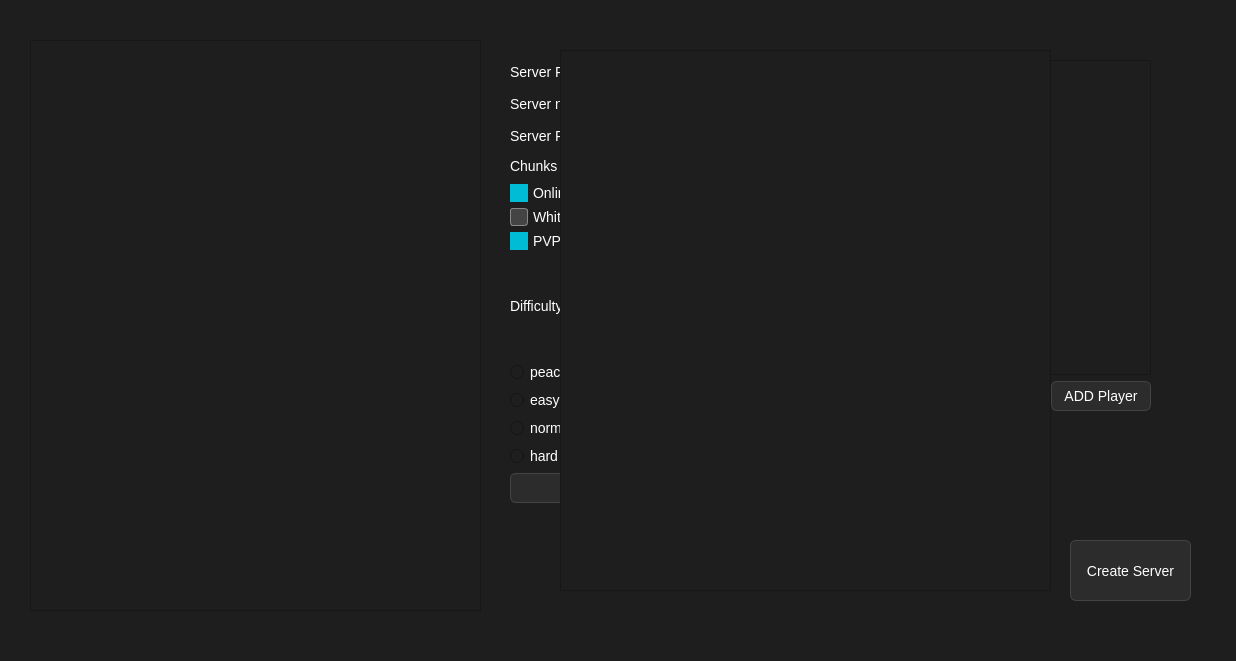
First picture: the form in ui/mainwindow.ui, repository MarcRoviraP/Gestor_Minecraft_Server, before the edit.
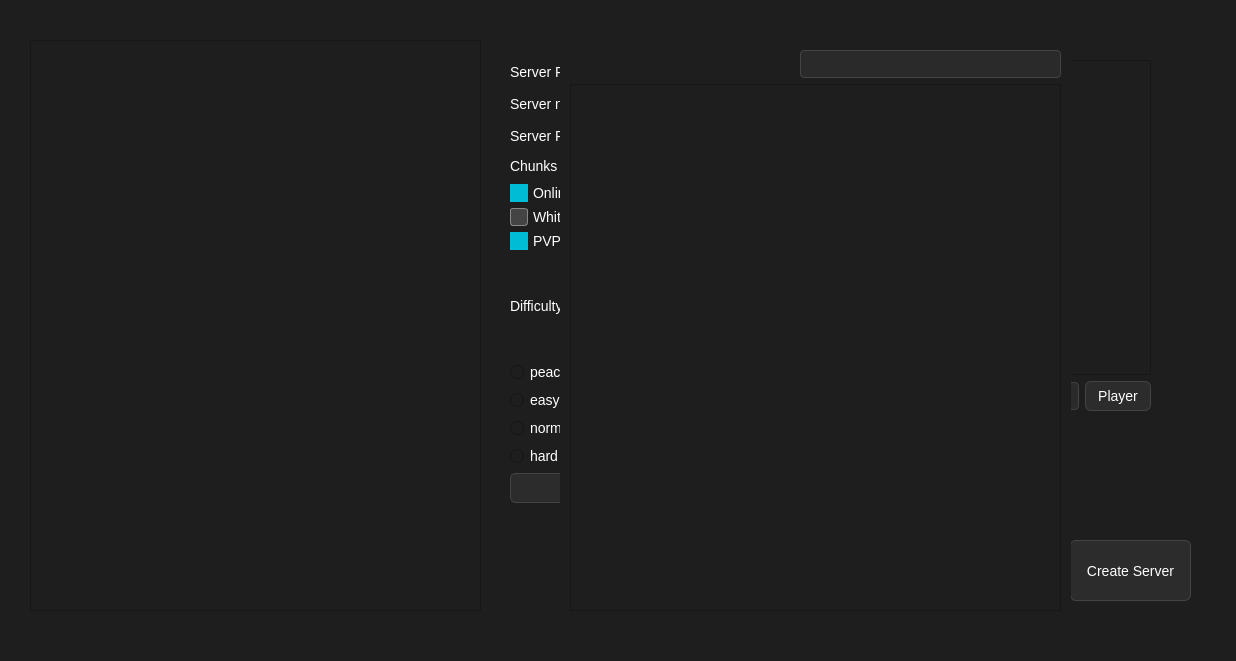
Second picture: the form after the edit. Icons and pictures are not drawn.

Commit message: Refactor IconDownloader to use caching and signals for image loading; update main window to integrate mod management features and improve UI elements.

The edit to the form file:
```diff
--- a/ui/mainwindow.ui
+++ b/ui/mainwindow.ui
@@ -210,7 +210,10 @@
          <item>
           <widget class="QPushButton" name="buttonAddWhiteList">
            <property name="text">
-            <string>ADD Player</string>
+            <string>Player</string>
+           </property>
+           <property name="icon">
+            <iconset theme="QIcon::ThemeIcon::ContactNew"/>
            </property>
           </widget>
          </item>
@@ -472,21 +475,54 @@
      </layout>
     </widget>
    </widget>
-   <widget class="QListWidget" name="modsListWidget">
-    <property name="enabled">
-     <bool>true</bool>
-    </property>
+   <widget class="QWidget" name="modWidget" native="true">
     <property name="geometry">
      <rect>
       <x>560</x>
-      <y>50</y>
-      <width>491</width>
-      <height>541</height>
+      <y>20</y>
+      <width>511</width>
+      <height>671</height>
      </rect>
     </property>
-    <property name="selectionRectVisible">
-     <bool>false</bool>
-    </property>
+    <widget class="QWidget" name="">
+     <property name="geometry">
+      <rect>
+       <x>10</x>
+       <y>30</y>
+       <width>491</width>
+       <height>561</height>
+      </rect>
+     </property>
+     <layout class="QVBoxLayout" name="verticalLayout_6">
+      <item>
+       <layout class="QHBoxLayout" name="horizontalLayout_7">
+        <property name="leftMargin">
+         <number>230</number>
+        </property>
+        <item>
+         <widget class="QLineEdit" name="editBuscarMods">
+          <property name="sizePolicy">
+           <sizepolicy hsizetype="Expanding" vsizetype="Fixed">
+            <horstretch>0</horstretch>
+            <verstretch>0</verstretch>
+           </sizepolicy>
+          </property>
+         </widget>
+        </item>
+       </layout>
+      </item>
+      <item>
+       <widget class="QListWidget" name="modsListWidget">
+        <property name="enabled">
+         <bool>true</bool>
+        </property>
+        <property name="selectionRectVisible">
+         <bool>false</bool>
+        </property>
+       </widget>
+      </item>
+     </layout>
+    </widget>
    </widget>
   </widget>
   <widget class="QMenuBar" name="menubar">
```
The commit also changes 5 other files.
